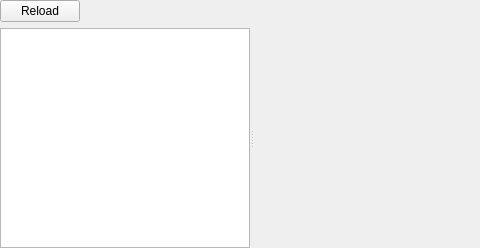
The window that LE/lewidget.ui (horsicq/FormatWidgets) describes before a commit, drawn with Qt 5; both pictures show x 0 to 480 and y 0 to 248 of the 733 by 248 pixel window.
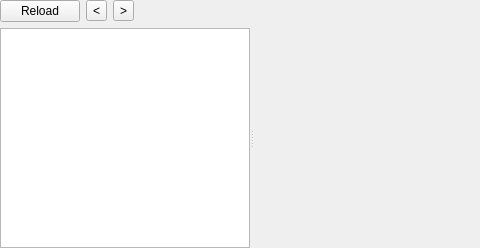
The same window after the commit. Custom widgets are drawn as their Qt base class.

Diff of the .ui file:
```diff
--- a/LE/lewidget.ui
+++ b/LE/lewidget.ui
@@ -38,6 +38,20 @@
        </property>
       </widget>
      </item>
+     <item>
+      <widget class="QToolButton" name="toolButtonPrev">
+       <property name="text">
+        <string notr="true">&lt;</string>
+       </property>
+      </widget>
+     </item>
+     <item>
+      <widget class="QToolButton" name="toolButtonNext">
+       <property name="text">
+        <string notr="true">&gt;</string>
+       </property>
+      </widget>
+     </item>
      <item>
       <spacer name="horizontalSpacer">
        <property name="orientation">
```
